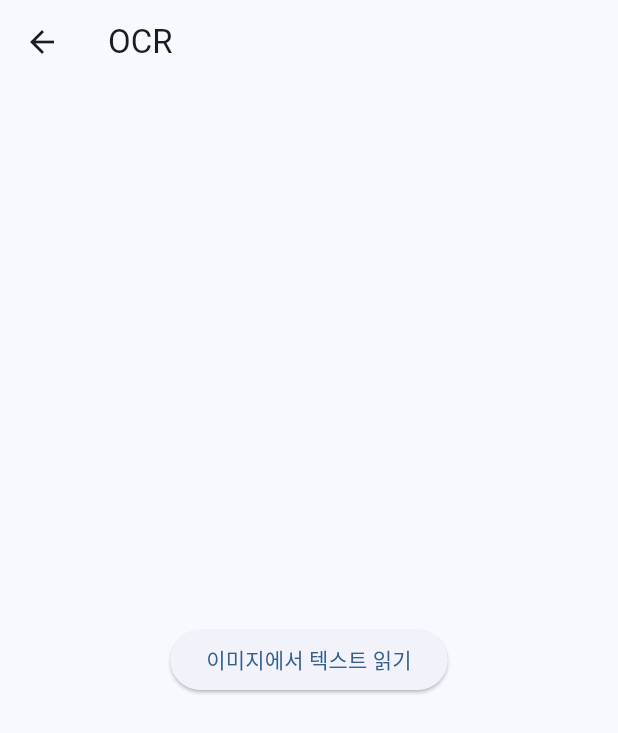
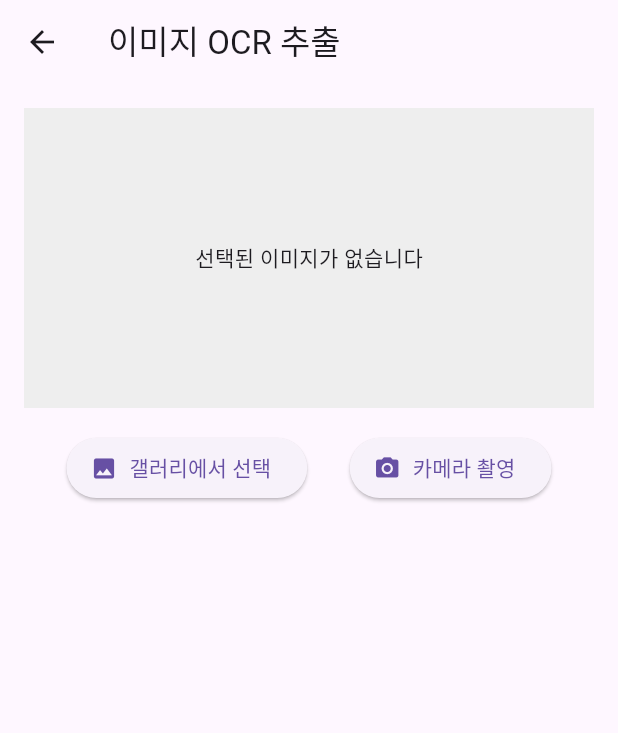
Before and after one commit to alphabeen/barrierfree_app, a Flutter app: the OcrScreen screen opened directly, on a phone screen of 412 x 824 dp. Shown: the top 733 px of the screen. Run offline on Flutter 3.47's test engine with Material 3 defaults, Android fonts, the phone set to English and light mode, and no system bars; our stand-ins replace flutter_hooks, hooks_riverpod, image_picker.

```diff
--- /dev/null
+++ b/lib/features/ocr/domain/ocr_rep.dart
@@ -0,0 +1,6 @@
+import 'dart:io';
+
+abstract class OcrRepository {
+  /// 주어진 이미지 파일에서 텍스트를 추출한다.
+  Future<String> extractTextFromImage(File imageFile);
+}
--- /dev/null
+++ b/lib/features/ocr/presentation/ocr_screen.dart
@@ -0,0 +1,86 @@
+import 'dart:io';
+import 'package:flutter/material.dart';
+import 'package:flutter_hooks/flutter_hooks.dart';
+import 'package:hooks_riverpod/hooks_riverpod.dart';
+import 'package:flutter_app/features/ocr/presentation/ocr_notifier.dart';
+
+class OcrScreen extends HookConsumerWidget {
+  const OcrScreen({Key? key}) : super(key: key);
+
+  @override
+  Widget build(BuildContext context, WidgetRef ref) {
+    // OCR 상태 구독
+    final ocrState = ref.watch(ocrNotifierProvider);
+    // 이미지 선택/촬영 동작을 수행할 Notifier 참조
+    final ocrNotifier = ref.read(ocrNotifierProvider.notifier);
+
+    return Scaffold(
+      appBar: AppBar(title: const Text('이미지 OCR 추출')),
+      body: Padding(
+        padding: const EdgeInsets.all(16.0),
+        child: Column(
+          children: [
+            // 1. 이미지 미리보기 영역
+            Container(
+              width: double.infinity,
+              height: 200,
+              color: Colors.grey[200],
+              child:
+                  ocrState.imageFile != null
+                      ? Image.file(ocrState.imageFile!, fit: BoxFit.cover)
+                      : const Center(child: Text('선택된 이미지가 없습니다')),
+            ),
+            const SizedBox(height: 16),
+            // 2. 갤러리 선택 및 카메라 촬영 버튼들
+            Row(
+              mainAxisAlignment: MainAxisAlignment.spaceEvenly,
+              children: [
+                ElevatedButton.icon(
+                  onPressed:
+                      ocrState.isLoading
+                          ? null
+                          : () {
+                            // 갤러리에서 이미지 선택
+                            ocrNotifier.pickImageFromGallery();
+                          },
+                  icon: const Icon(Icons.photo),
+                  label: const Text('갤러리에서 선택'),
+                ),
+                ElevatedButton.icon(
+                  onPressed:
+                      ocrState.isLoading
+                          ? null
+                          : () {
+                            // 카메라로 이미지 촬영
+                            ocrNotifier.captureImageWithCamera();
+                          },
+                  icon: const Icon(Icons.camera_alt),
+                  label: const Text('카메라 촬영'),
+                ),
+              ],
+            ),
+            const SizedBox(height: 20),
+            // 3. OCR 추출 결과 및 상태 표시
+            if (ocrState.isLoading) ...[
+              const CircularProgressIndicator(),
+              const Text('텍스트 추출 중...', style: TextStyle(fontSize: 16)),
+            ] else if (ocrState.error != null) ...[
+              Text(
+                ocrState.error!,
+                style: const TextStyle(color: Colors.red, fontSize: 16),
+              ),
+            ] else if (ocrState.extractedText != null) ...[
+              Text(
+                '인식된 텍스트: ${ocrState.extractedText!}',
+                style: const TextStyle(
+                  fontSize: 16,
+                  fontWeight: FontWeight.bold,
+                ),
+              ),
+            ],
+          ],
+        ),
+      ),
+    );
+  }
+}
--- /dev/null
+++ b/lib/features/text_simplification/domain/text_simp_rep.dart
@@ -0,0 +1,4 @@
+abstract class TextSimplificationRepository {
+  /// 주어진 입력 텍스트를 쉬운 표현으로 변환한다.
+  Future<String> simplifyText(String input);
+}
--- a/lib/models/translation_result.dart
+++ /dev/null
@@ -1,6 +0,0 @@
-// 원래 문장과 쉽게 바꾼 문장을 담는 모델 클래스
-class TranslationResult {
-  final String original; // 원래 문장
-  final String simplified; // 쉽게 바꾼 문장
-  TranslationResult({required this.original, required this.simplified});
-}
--- a/lib/screens/ocr_screen.dart
+++ /dev/null
@@ -1,21 +0,0 @@
-import 'package:flutter/material.dart';
-
-class OcrScreen extends StatelessWidget {
-  const OcrScreen({Key? key}) : super(key: key);
-
-  @override
-  Widget build(BuildContext context) {
-    return Scaffold(
-      appBar: AppBar(title: const Text('OCR')),
-      body: Center(
-        child: ElevatedButton(
-          onPressed: () {
-            // 나중에 구현할 OCR 기능을 여기에 추가
-            // 지금은 버튼만 있고 실제 동작X
-          },
-          child: const Text('이미지에서 텍스트 읽기'),
-        ),
-      ),
-    );
-  }
-}
```
Also changed, not shown: lib/features/ocr/data/ocr_rep_impl.dart (added, +24 -0 lines), lib/features/ocr/presentation/ocr_notifier.dart (added, +77 -0 lines), lib/features/ocr/presentation/ocr_state.dart (added, +30 -0 lines), lib/features/text_simplification/data/text_simp_rep_impl.dart (added, +11 -0 lines), lib/features/text_simplification/presentation/text_simp_notifier.dart (added, +60 -0 lines), lib/features/text_simplification/presentation/text_simp_screen.dart (added, +68 -0 lines), lib/features/text_simplification/presentation/text_simp_state.dart (added, +20 -0 lines), lib/main.dart (+50 -36 lines), lib/provider/translation_provider.dart (deleted, +0 -25 lines), lib/screens/result_screen.dart (deleted, +0 -32 lines), lib/screens/text_input_screen.dart (deleted, +0 -66 lines), lib/services/dummy_text_service.dart (deleted, +0 -19 lines), pubspec.yaml (+4 -3 lines), pubspec.lock, 6 other files.
